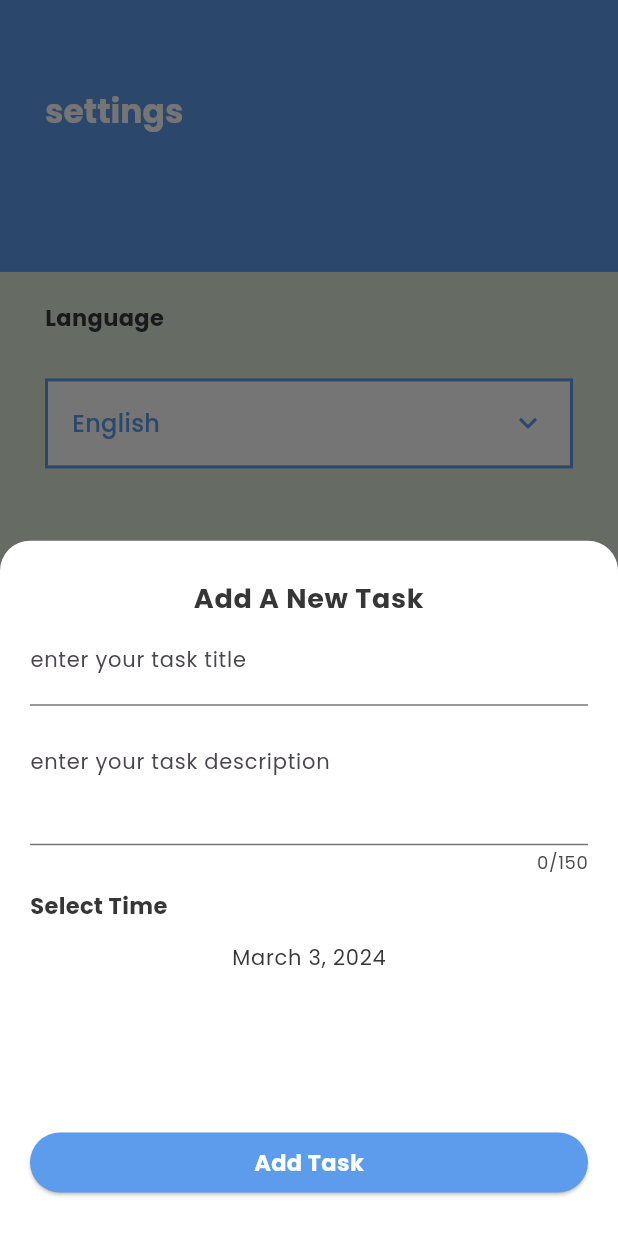
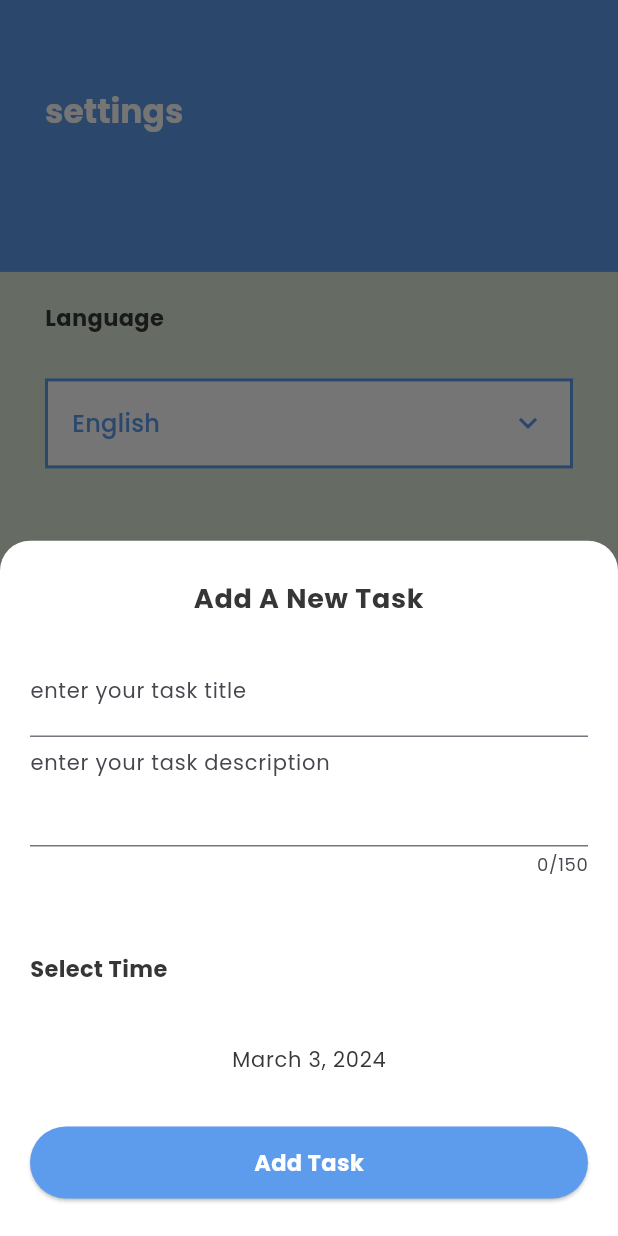
Before and after one commit to AyaAlaa010/todo, a Flutter app: the LayoutView screen opened by its route, item 2 of the bottom bar chosen, after a tap on the "add" icon, on a phone screen of 412 x 824 dp. Run offline on Flutter 3.47's test engine with Material 3 defaults, Android fonts, the phone set to English and light mode, and no system bars; drawn by our look-alikes of animated_custom_dropdown; our stand-ins replace bot_toast, cloud_firestore, easy_date_timeline, firebase_auth, firebase_core, flutter_easyloading and 2 more; accounts and stored records are empty; generated files the repository leaves out were written again.

```diff
--- a/lib/bottom_sheet.dart
+++ b/lib/bottom_sheet.dart
@@ -46,8 +46,11 @@ class _TaskBottomSheetState extends State<TaskBottomSheet> {
         key: formKey,
         child: Column(
           crossAxisAlignment: CrossAxisAlignment.stretch,
+          mainAxisAlignment: MainAxisAlignment.spaceBetween,
           children: [
-            Text(
+            Expanded(
+              flex: 1,
+              child: Text(
                 locale.add_new_task,
                 textAlign: TextAlign.center,
                 style: provider.isDark()
@@ -55,8 +58,10 @@ class _TaskBottomSheetState extends State<TaskBottomSheet> {
                     : theme.textTheme.bodyLarge!
                         .copyWith(color: AppColors.darkText),
               ),
+            ),
            const SizedBox(height: 10),
-            CustomTextField(
+            Expanded(flex: 1,
+              child: CustomTextField(
                 controller: titleController,
                 textInputType: TextInputType.text,
                 suffixIcon: const Icon(null),
@@ -68,10 +73,11 @@ class _TaskBottomSheetState extends State<TaskBottomSheet> {
                   return null;
                 },
               ),
-            const SizedBox(
-              height: 20,
             ),
-            CustomTextField(
+
+            Expanded(
+              flex: 3,
+              child: CustomTextField(
                 controller: descController,
                 hintText: locale.enter_description,
                 suffixIcon: const Icon(null),
@@ -83,17 +89,21 @@ class _TaskBottomSheetState extends State<TaskBottomSheet> {
                 maxLines: 3,
                 maxLength: 150,
               ),
-            const SizedBox(
-              height: 10,
             ),
-            Text(
+
+            Expanded(
+              flex: 1,
+              child: Text(
                 locale.select_time,
                 style: provider.isDark()
                     ? theme.textTheme.bodyMedium!.copyWith(color: Colors.white)
                     : theme.textTheme.bodyMedium!
                         .copyWith(color: AppColors.darkText),
               ),
-            TextButton(
+            ),
+            Expanded(
+              flex: 1,
+              child: TextButton(
                   onPressed: () {
                   provider.selectTime(context);
                   },
@@ -104,8 +114,10 @@ class _TaskBottomSheetState extends State<TaskBottomSheet> {
                         : theme.textTheme.labelMedium!
                             .copyWith(color: AppColors.darkText),
                   )),
-            Spacer(),
-            ElevatedButton(
+            ),
+            const SizedBox(height: 20,),
+            Expanded(flex: 1,
+              child: ElevatedButton(
                 onPressed: () {
                   if (formKey.currentState!.validate()) {
                     EasyLoading.show();
@@ -131,6 +143,7 @@ class _TaskBottomSheetState extends State<TaskBottomSheet> {
                 ),
                 style: ElevatedButton.styleFrom(
                     backgroundColor: AppColors.primaryColor),
+              ),
             )
           ],
         ),
```
Lines whose indentation alone changed are shown as unchanged.
